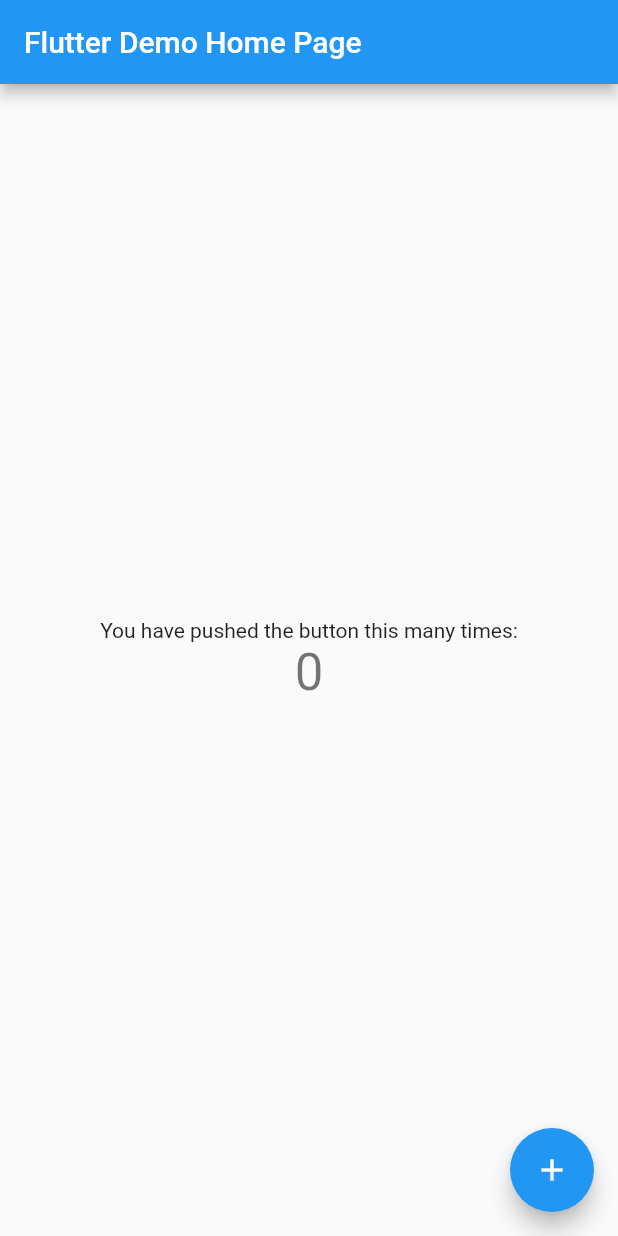
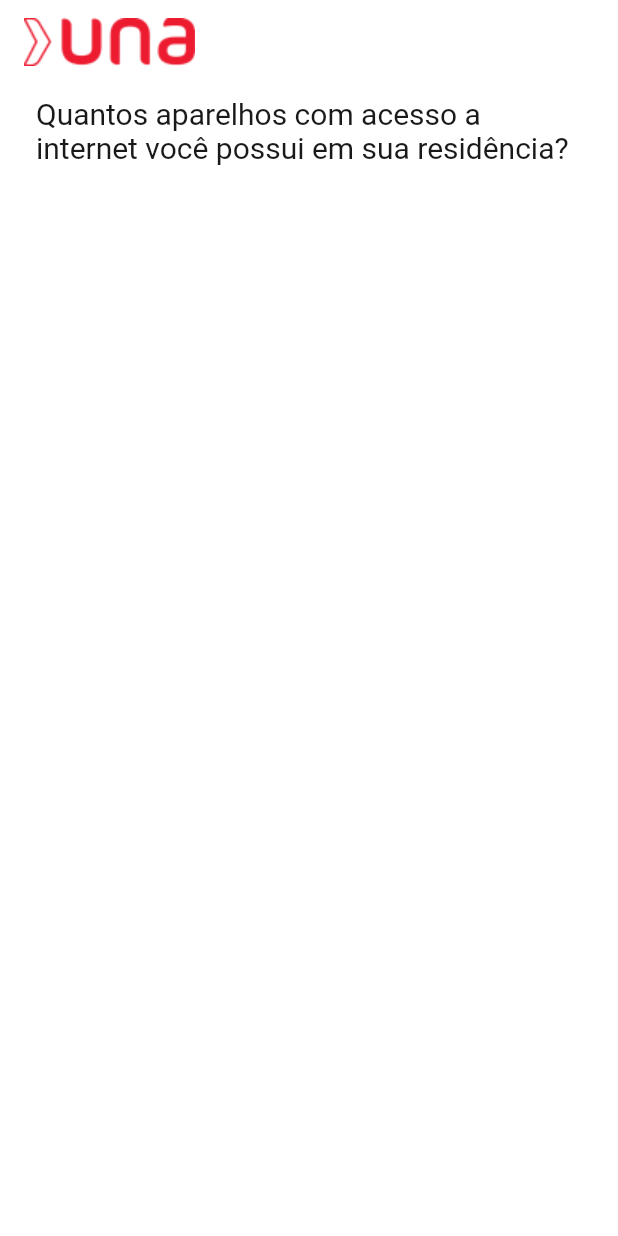
Before and after one commit to MojoMiojo/clinica_gelp_mobile, a Flutter app: the screen it shows after launch, on a phone screen of 412 x 824 dp. Run offline on Flutter 3.47's test engine with Material 2 defaults, Android fonts, the phone set to English and light mode, and no system bars.

Commit message:
feat: creating page and customTextStyles

```diff
--- a/lib/main.dart
+++ b/lib/main.dart
@@ -1,5 +1,6 @@
 import 'package:flutter/material.dart';
 import 'package:gelp_questionnaire/presentation/pages/my_home/my_home_page.dart';
+import 'package:gelp_questionnaire/presentation/pages/questions/question_page.dart';
 
 void main() {
   runApp(const MyApp());
@@ -25,7 +26,7 @@
         // is not restarted.
         primarySwatch: Colors.blue,
       ),
-      home: const MyHomePage(title: 'Flutter Demo Home Page'),
+      home: const QuestionPage(),
     );
   }
 }
--- /dev/null
+++ b/lib/presentation/pages/questions/question_page.dart
@@ -0,0 +1,34 @@
+import 'package:flutter/material.dart';
+import 'package:gelp_questionnaire/presentation/Utils/text_styles.dart';
+import 'package:gelp_questionnaire/presentation/widgets/image_app_bar.dart';
+
+class QuestionPage extends StatefulWidget {
+  const QuestionPage({super.key});
+
+  @override
+  State<QuestionPage> createState() => _QuestionPageState();
+}
+
+class _QuestionPageState extends State<QuestionPage> {
+  @override
+  Widget build(BuildContext context) {
+    return Scaffold(
+      backgroundColor: Colors.white,
+      appBar: const ImageAppBar(),
+      body: Padding(
+        padding: const EdgeInsets.symmetric(horizontal: 24),
+        child: Column(
+          mainAxisAlignment: MainAxisAlignment.start,
+          crossAxisAlignment: CrossAxisAlignment.center,
+          children: [
+            Text(
+              "Quantos aparelhos com acesso a internet você possui em sua residência?",
+              style: primaryText.style(),
+              maxLines: 3,
+            ),
+          ],
+        ),
+      ),
+    );
+  }
+}
--- /dev/null
+++ b/lib/presentation/widgets/image_app_bar.dart
@@ -0,0 +1,23 @@
+import 'package:flutter/material.dart';
+
+class ImageAppBar extends StatelessWidget with PreferredSizeWidget {
+  const ImageAppBar({super.key});
+
+  @override
+  Size get preferredSize => const Size.fromHeight(64);
+
+  @override
+  Widget build(BuildContext context) {
+    return AppBar(
+      backgroundColor: Colors.white,
+      elevation: 0,
+      title: Padding(
+        padding: const EdgeInsets.symmetric(vertical: 16.0),
+        child: Image.asset(
+          "lib/presentation/assets/images/una_logo.png",
+          fit: BoxFit.cover,
+        ),
+      ),
+    );
+  }
+}
```
Also changed, not shown: lib/presentation/Utils/text_styles.dart (added, +32 -0 lines), pubspec.yaml (+3 -5 lines), lib/presentation/assets/images/una_logo.png (added).
